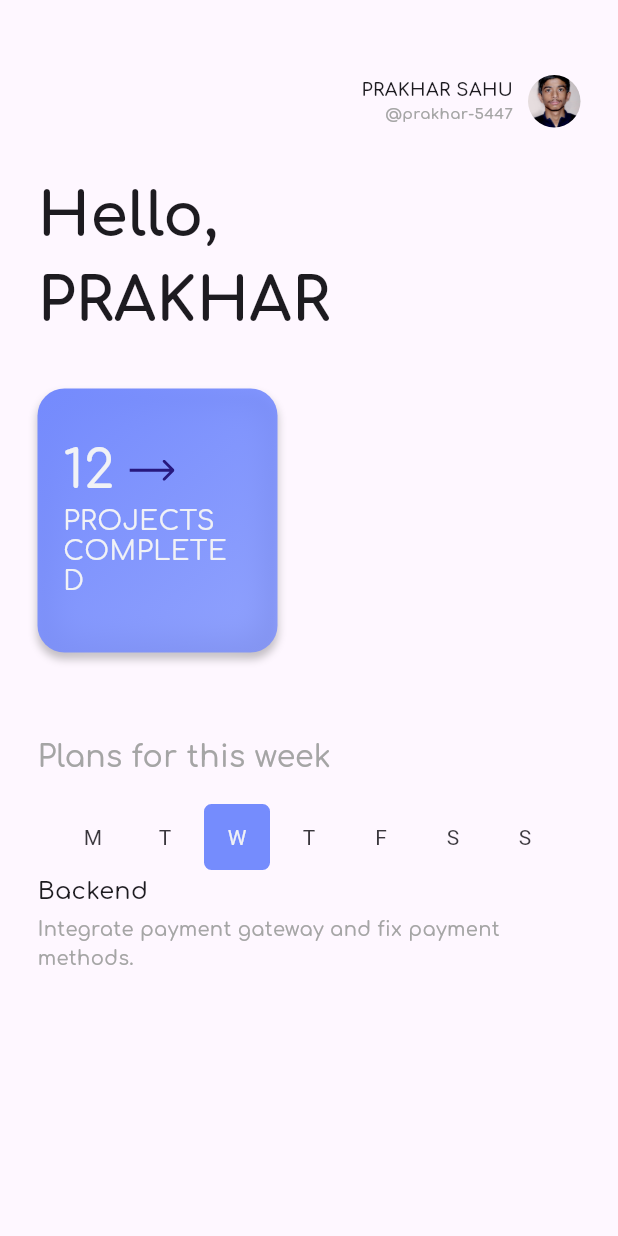
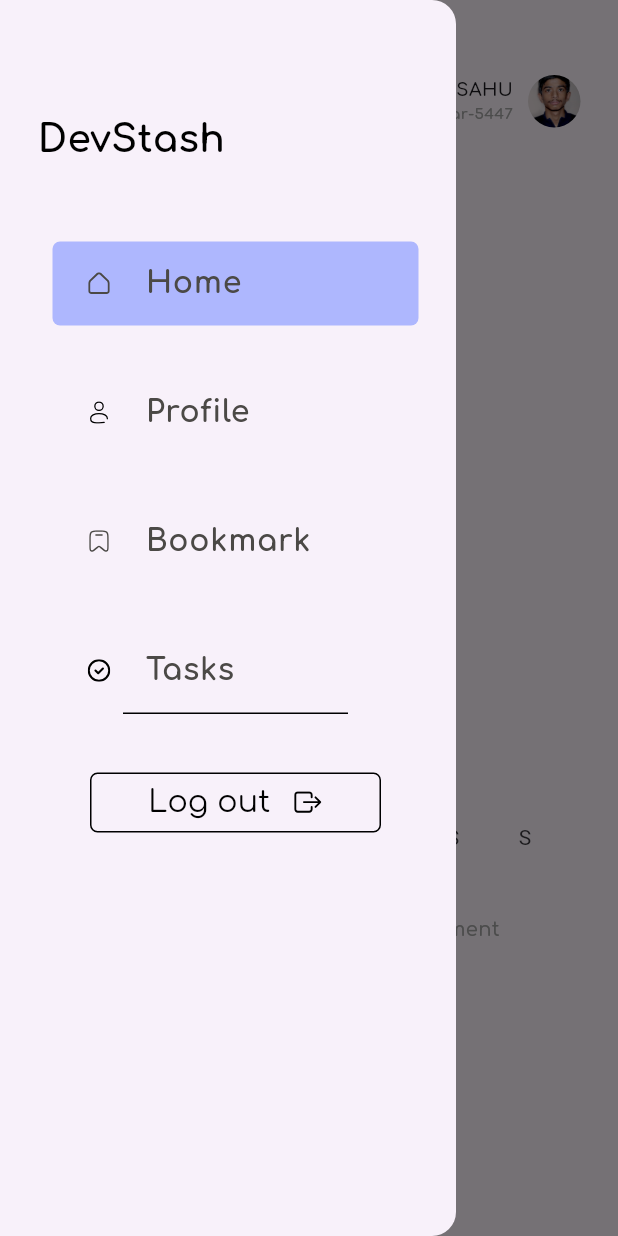
Before and after one commit to prakhar-5447/devstash-flutter, a Flutter app: the HomeScreen screen opened directly, with the side drawer open (before the commit the screen has no drawer), on a phone screen of 412 x 824 dp. Run offline on Flutter 3.47's test engine with Material 2 defaults, Android fonts, the phone set to English and light mode, and no system bars; our stand-ins replace flutter_svg.

Commit message:
drawer template done

```diff
--- a/devstash/lib/main.dart
+++ b/devstash/lib/main.dart
@@ -1,7 +1,5 @@
 import 'package:devstash/screens/HomeScreen.dart';
 import 'package:devstash/screens/ProfileScreen.dart';
-import 'package:devstash/widgets/WeekdayTaskScreen.dart';
-import 'package:devstash/screens/welcome.dart';
 import 'package:flutter/material.dart';
 
 void main() {
@@ -20,8 +18,8 @@ class MyApp extends StatelessWidget {
         ),
         routes: {
           // '/': (context) => const WelcomeScreen(title: "hello"),
-          // '/': (context) => const HomeScreen(),
-          '/': (context) => const ProfileScreen(),
+          '/': (context) => const HomeScreen(),
+          // '/': (context) => const ProfileScreen(),
         });
   }
 }
--- a/devstash/lib/screens/HomeScreen.dart
+++ b/devstash/lib/screens/HomeScreen.dart
@@ -1,3 +1,5 @@
+import 'package:devstash/screens/ProfileScreen.dart';
+import 'package:devstash/widgets/AppDrawer.dart';
 import 'package:devstash/widgets/WeekdayTaskScreen.dart';
 import 'package:flutter/material.dart';
 import 'package:flutter_svg/flutter_svg.dart';
@@ -8,14 +10,25 @@ class HomeScreen extends StatelessWidget {
   @override
   Widget build(BuildContext context) {
     return Scaffold(
+        drawer: AppDrawer(),
         body: Container(
-      child: Column(crossAxisAlignment: CrossAxisAlignment.start, children: [
+          child:
+              Column(crossAxisAlignment: CrossAxisAlignment.start, children: [
             Padding(
               padding: const EdgeInsets.fromLTRB(25, 50, 25, 0),
               child: Row(
                 mainAxisAlignment: MainAxisAlignment.end,
                 children: [
-              const Padding(
+                  GestureDetector(
+                    onTap: () {
+                      Navigator.push(
+                        context,
+                        MaterialPageRoute(
+                          builder: (context) => const ProfileScreen(),
+                        ),
+                      );
+                    },
+                    child: const Padding(
                       padding: EdgeInsets.fromLTRB(0, 0, 10, 0),
                       child: Column(
                         crossAxisAlignment: CrossAxisAlignment.end,
@@ -40,6 +53,7 @@ class HomeScreen extends StatelessWidget {
                         ],
                       ),
                     ),
+                  ),
                   ClipRRect(
                     borderRadius: BorderRadius.circular(100.0),
                     child: Image.asset(
@@ -54,8 +68,9 @@ class HomeScreen extends StatelessWidget {
             ),
             Padding(
               padding: const EdgeInsets.fromLTRB(25, 30, 25, 0),
-          child:
-              Column(crossAxisAlignment: CrossAxisAlignment.start, children: [
+              child: Column(
+                  crossAxisAlignment: CrossAxisAlignment.start,
+                  children: [
                     const Text(
                       "Hello,\nPRAKHAR",
                       style: TextStyle(
@@ -68,7 +83,7 @@ class HomeScreen extends StatelessWidget {
                       height: 30,
                     ),
                     Container(
-              padding: EdgeInsets.fromLTRB(17, 35, 17, 38),
+                      padding: const EdgeInsets.fromLTRB(17, 35, 17, 38),
                       width: 160,
                       decoration: BoxDecoration(
                         borderRadius: BorderRadius.circular(18),
@@ -141,7 +156,7 @@ class HomeScreen extends StatelessWidget {
                     ),
                   ]),
             ),
-        Expanded(
+            const Expanded(
               child: WeekdayTaskScreen(),
             ),
           ]),
--- a/devstash/lib/screens/ProfileScreen.dart
+++ b/devstash/lib/screens/ProfileScreen.dart
@@ -1,5 +1,3 @@
-import 'dart:async';
-import 'dart:ui';
 
 import 'package:devstash/models/Project.dart';
 import 'package:flutter/material.dart';
@@ -147,7 +145,7 @@ class ProfileScreen extends StatelessWidget {
                   Align(
                     alignment: Alignment.bottomCenter,
                     child: Transform.translate(
-                      offset: Offset(0, 75),
+                      offset: const Offset(0, 75),
                       child: Container(
                         width: 150,
                         height: 150,
@@ -159,7 +157,7 @@ class ProfileScreen extends StatelessWidget {
                           ),
                         ),
                         child: Align(
-                          alignment: AlignmentDirectional(-0.01, 2.25),
+                          alignment: const AlignmentDirectional(-0.01, 2.25),
                           child: ClipRRect(
                             borderRadius: BorderRadius.circular(100),
                             child: Image.network(
@@ -179,9 +177,9 @@ class ProfileScreen extends StatelessWidget {
             Stack(
               children: [
                 Align(
-                  alignment: AlignmentDirectional(0.93, 0),
+                  alignment: const AlignmentDirectional(0.93, 0),
                   child: Padding(
-                    padding: EdgeInsets.fromLTRB(0, 10, 10, 0),
+                    padding: const EdgeInsets.fromLTRB(0, 10, 10, 0),
                     child: Row(
                       mainAxisAlignment: MainAxisAlignment.end,
                       crossAxisAlignment: CrossAxisAlignment.center,
@@ -249,7 +247,7 @@ class ProfileScreen extends StatelessWidget {
                     ],
                   ),
                   Center(
-                    child: Container(
+                    child: SizedBox(
                       width: 250,
                       child: Row(
                         mainAxisAlignment: MainAxisAlignment.spaceBetween,
--- /dev/null
+++ b/devstash/lib/widgets/AppDrawer.dart
@@ -0,0 +1,194 @@
+import 'package:flutter/material.dart';
+import 'package:flutter_svg/flutter_svg.dart';
+
+class AppDrawer extends StatefulWidget {
+  @override
+  State<AppDrawer> createState() => _AppDrawerState();
+}
+
+class _AppDrawerState extends State<AppDrawer> {
+  int _currentScreenIndex = 0;
+
+  @override
+  Widget build(BuildContext context) {
+    return Drawer(
+      child: Padding(
+        padding: const EdgeInsets.only(
+          left: 25,
+          top: 75,
+          right: 25,
+        ),
+        child: ListView(
+          padding: EdgeInsets.zero,
+          children: [
+            Container(
+              child: const Text(
+                'DevStash',
+                style: TextStyle(
+                  color: Colors.black,
+                  fontSize: 25,
+                  fontWeight: FontWeight.w700,
+                  fontFamily: "Comfortaa",
+                ),
+              ),
+            ),
+            Padding(
+              padding: const EdgeInsets.only(top: 50, left: 10, bottom: 20),
+              child: Column(
+                children: [
+                  ListTile(
+                    shape: RoundedRectangleBorder(
+                      // side: BorderSide(width: 2),
+                      borderRadius: BorderRadius.circular(5),
+                    ),
+                    selectedColor: Colors.white,
+                    selectedTileColor: const Color.fromARGB(255, 174, 183, 254),
+                    selected: _currentScreenIndex ==
+                        0, // Set the selected state based on the current screen index
+                    onTap: () {
+                      setState(() {
+                        _currentScreenIndex = 0;
+                      });
+                      Navigator.pop(context);
+                    },
+                    leading: SvgPicture.asset(
+                      'assets/home.svg',
+                      height: 15.0,
+                      width: 30.0,
+                    ),
+                    title: const Text(
+                      'Home',
+                      style: TextStyle(
+                        fontSize: 20,
+                        fontWeight: FontWeight.w700,
+                        fontFamily: "Comfortaa",
+                        color: Color.fromARGB(255, 75, 73, 70),
+                      ),
+                    ),
+                  ),
+                  const SizedBox(
+                    height: 30,
+                  ),
+                  ListTile(
+                    leading: SvgPicture.asset(
+                      'assets/profile.svg',
+                      height: 15.0,
+                      width: 30.0,
+                    ),
+                    title: const Text(
+                      'Profile',
+                      style: TextStyle(
+                        fontSize: 20,
+                        fontWeight: FontWeight.w700,
+                        fontFamily: "Comfortaa",
+                        color: Color.fromARGB(255, 75, 73, 70),
+                      ),
+                    ),
+                    onTap: () {
+                      Navigator.pop(context);
+                    },
+                  ),
+                  const SizedBox(
+                    height: 30,
+                  ),
+                  ListTile(
+                    leading: SvgPicture.asset(
+                      'assets/bookmark.svg',
+                      height: 15.0,
+                      width: 30.0,
+                    ),
+                    title: const Text(
+                      'Bookmark',
+                      style: TextStyle(
+                        fontSize: 20,
+                        fontWeight: FontWeight.w700,
+                        fontFamily: "Comfortaa",
+                        color: Color.fromARGB(255, 75, 73, 70),
+                      ),
+                    ),
+                    onTap: () {
+                      Navigator.pop(context);
+                    },
+                  ),
+                  const SizedBox(
+                    height: 30,
+                  ),
+                  ListTile(
+                    leading: SvgPicture.asset(
+                      'assets/task.svg',
+                      height: 15.0,
+                      width: 30.0,
+                    ),
+                    title: const Text(
+                      'Tasks',
+                      style: TextStyle(
+                        fontSize: 20,
+                        fontWeight: FontWeight.w700,
+                        fontFamily: "Comfortaa",
+                        color: Color.fromARGB(255, 75, 73, 70),
+                      ),
+                    ),
+                    onTap: () {
+                      Navigator.pop(context);
+                    },
+                  ),
+                  Center(
+                    child: SizedBox(
+                      height: 1,
+                      child: Container(
+                        color: Colors.black,
+                        width: 150,
+                      ),
+                    ),
+                  ),
+                  Padding(
+                    padding:
+                        const EdgeInsets.only(top: 35, left: 25, right: 25),
+                    child: ElevatedButton(
+                      style: ElevatedButton.styleFrom(
+                        shape: RoundedRectangleBorder(
+                          borderRadius: BorderRadius.circular(5.0),
+                          side: const BorderSide(
+                            color: Colors.black,
+                            width: 1.0,
+                          ),
+                        ),
+                        elevation: 0.0,
+                        backgroundColor: Colors.transparent,
+                      ),
+                      onPressed: () {},
+                      child: Row(
+                        mainAxisAlignment: MainAxisAlignment.center,
+                        crossAxisAlignment: CrossAxisAlignment.center,
+                        children: [
+                          const Text(
+                            "Log out",
+                            style: TextStyle(
+                              fontFamily: 'Comfortaa',
+                              fontWeight: FontWeight.w400,
+                              fontSize: 20,
+                              color: Colors.black,
+                            ),
+                          ),
+                          const SizedBox(
+                            width: 15,
+                          ),
+                          SvgPicture.asset(
+                            'assets/logout.svg',
+                            height: 15.0,
+                            width: 20.0,
+                            color: Colors.black,
+                          ),
+                        ],
+                      ),
+                    ),
+                  )
+                ],
+              ),
+            )
+          ],
+        ),
+      ),
+    );
+  }
+}
--- a/devstash/lib/widgets/WeekdayTaskScreen.dart
+++ b/devstash/lib/widgets/WeekdayTaskScreen.dart
@@ -2,6 +2,8 @@ import 'package:devstash/models/Task.dart';
 import 'package:flutter/material.dart';
 
 class WeekdayTaskScreen extends StatefulWidget {
+  const WeekdayTaskScreen({super.key});
+
   @override
   _WeekdayTaskScreenState createState() => _WeekdayTaskScreenState();
 }
@@ -148,7 +150,7 @@ class WeekdaySwitchButton extends StatelessWidget {
   final int selectedDay;
   final Function(int) onDaySelected;
 
-  const WeekdaySwitchButton({
+  const WeekdaySwitchButton({super.key,
     required this.selectedDay,
     required this.onDaySelected,
   });
```
Also changed, not shown: devstash/assets/bookmark.svg (added), devstash/assets/home.svg (added), devstash/assets/logout.svg (added), devstash/assets/profile.svg (added), devstash/assets/task.svg (added). Lines whose indentation alone changed are shown as unchanged.
